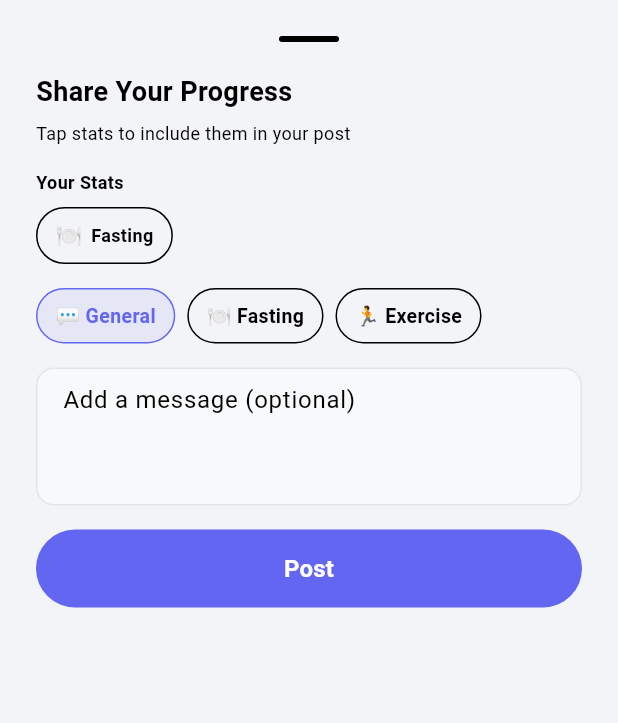
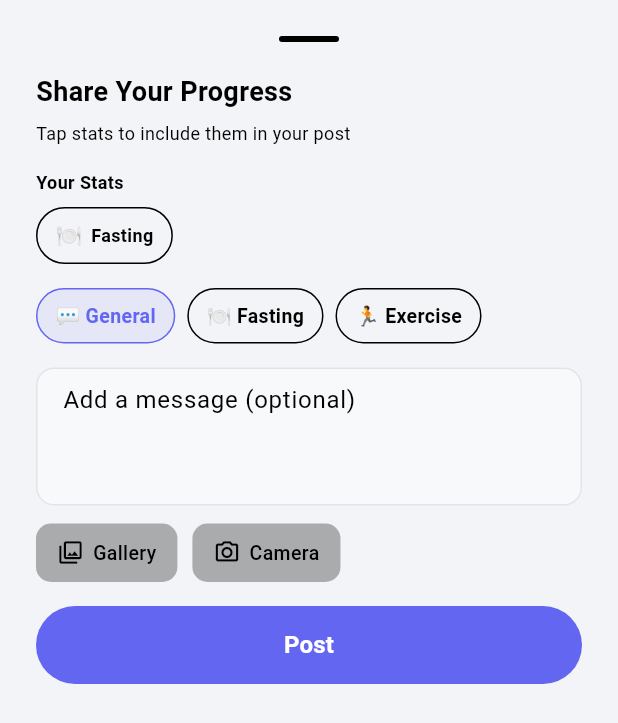
Before and after one commit to dmlza/fasting_furious, a Flutter app: the _CreatePostSheet widget shown alone on an empty page, opened directly, on a phone screen of 412 x 824 dp. Shown: the top 723 px of the screen. Run offline on Flutter 3.47's test engine with Material 3 defaults, Android fonts, the phone set to English and light mode, and no system bars; our stand-ins replace fl_chart, flutter_riverpod, image_picker, shared_preferences, supabase_flutter; accounts and stored records are empty.

Commit message:
Add image posting - camera/gallery picker with Supabase Storage upload

```diff
--- a/lib/main.dart
+++ b/lib/main.dart
@@ -1,4 +1,6 @@
 import 'package:flutter/material.dart';
+import 'dart:io';
+import 'package:image_picker/image_picker.dart';
 import 'package:flutter_riverpod/flutter_riverpod.dart';
 import 'package:supabase_flutter/supabase_flutter.dart';
 import 'config/theme.dart';
@@ -213,11 +215,55 @@ class _CreatePostSheetState extends ConsumerState<_CreatePostSheet> {
   bool _shareSmoking = false;
   bool _shareSugar = false;
   bool _shareExercise = false;
+  File? _selectedImage;
+  bool _uploadingImage = false;
+
+  final _picker = ImagePicker();
 
   @override
   void dispose() {
     _controller.dispose();
     super.dispose();
+  }
+
+  Future<void> _pickImage(ImageSource source) async {
+    try {
+      final picked = await _picker.pickImage(source: source, maxWidth: 1080, imageQuality: 80);
+      if (picked != null) {
+        setState(() => _selectedImage = File(picked.path));
+      }
+    } catch (e) {
+      if (mounted) {
+        ScaffoldMessenger.of(context).showSnackBar(
+          SnackBar(content: Text('Failed to pick image: $e')),
+        );
+      }
+    }
+  }
+
+  Future<String?> _uploadImage(String userId) async {
+    if (_selectedImage == null) return null;
+    setState(() => _uploadingImage = true);
+    try {
+      final ext = _selectedImage!.path.split('.').last;
+      final path = '$userId/${DateTime.now().millisecondsSinceEpoch}.$ext';
+      await ref.read(supabaseServiceProvider).client.storage
+          .from('post-images')
+          .upload(path, _selectedImage!);
+      final url = ref.read(supabaseServiceProvider).client.storage
+          .from('post-images')
+          .getPublicUrl(path);
+      return url;
+    } catch (e) {
+      if (mounted) {
+        ScaffoldMessenger.of(context).showSnackBar(
+          SnackBar(content: Text('Failed to upload image: $e')),
+        );
+      }
+      return null;
+    } finally {
+      if (mounted) setState(() => _uploadingImage = false);
+    }
   }
 
   String _buildContent() {
@@ -328,6 +374,52 @@ class _CreatePostSheetState extends ConsumerState<_CreatePostSheet> {
               maxLines: 3,
               decoration: const InputDecoration(hintText: "Add a message (optional)"),
             ),
+            const SizedBox(height: 12),
+
+            // Image preview + picker
+            if (_selectedImage != null)
+              Stack(
+                children: [
+                  ClipRRect(
+                    borderRadius: BorderRadius.circular(12),
+                    child: Image.file(_selectedImage!, height: 160, width: double.infinity, fit: BoxFit.cover),
+                  ),
+                  Positioned(
+                    top: 8, right: 8,
+                    child: GestureDetector(
+                      onTap: () => setState(() => _selectedImage = null),
+                      child: Container(
+                        padding: const EdgeInsets.all(4),
+                        decoration: BoxDecoration(color: Colors.black54, borderRadius: BorderRadius.circular(20)),
+                        child: const Icon(Icons.close, color: Colors.white, size: 18),
+                      ),
+                    ),
+                  ),
+                  if (_uploadingImage)
+                    Positioned.fill(
+                      child: Container(
+                        decoration: BoxDecoration(color: Colors.black38, borderRadius: BorderRadius.circular(12)),
+                        child: const Center(child: CircularProgressIndicator(color: Colors.white, strokeWidth: 2)),
+                      ),
+                    ),
+                ],
+              )
+            else
+              Row(
+                children: [
+                  _ImagePickerButton(
+                    icon: Icons.photo_library_outlined,
+                    label: 'Gallery',
+                    onTap: () => _pickImage(ImageSource.gallery),
+                  ),
+                  const SizedBox(width: 10),
+                  _ImagePickerButton(
+                    icon: Icons.camera_alt_outlined,
+                    label: 'Camera',
+                    onTap: () => _pickImage(ImageSource.camera),
+                  ),
+                ],
+              ),
             const SizedBox(height: 16),
             SizedBox(
               width: double.infinity,
@@ -349,10 +441,15 @@ class _CreatePostSheetState extends ConsumerState<_CreatePostSheet> {
                               }
                       setState(() => _loading = true);
                       try {
+                        String? imageUrl;
+                        if (_selectedImage != null) {
+                          imageUrl = await _uploadImage(user.id);
+                        }
                         await ref.read(supabaseServiceProvider).createPost(
                           user.id,
                           type: _selectedType,
                           content: content.trim(),
+                          imageUrl: imageUrl,
                         );
                                 if (mounted) {
                                   Navigator.of(context).pop();
@@ -468,3 +565,37 @@ class _TypeChip extends StatelessWidget {
     );
   }
 }
+
+class _ImagePickerButton extends StatelessWidget {
+  final IconData icon;
+  final String label;
+  final VoidCallback onTap;
+
+  const _ImagePickerButton({
+    required this.icon,
+    required this.label,
+    required this.onTap,
+  });
+
+  @override
+  Widget build(BuildContext context) {
+    return GestureDetector(
+      onTap: onTap,
+      child: Container(
+        padding: const EdgeInsets.symmetric(horizontal: 14, vertical: 10),
+        decoration: BoxDecoration(
+          color: Theme.of(context).dividerColor.withValues(alpha: 0.3),
+          borderRadius: BorderRadius.circular(10),
+        ),
+        child: Row(
+          mainAxisSize: MainAxisSize.min,
+          children: [
+            Icon(icon, size: 18, color: Theme.of(context).textTheme.bodySmall?.color),
+            const SizedBox(width: 6),
+            Text(label, style: TextStyle(fontSize: 13, fontWeight: FontWeight.w500, color: Theme.of(context).textTheme.bodySmall?.color)),
+          ],
+        ),
+      ),
+    );
+  }
+}
--- a/pubspec.yaml
+++ b/pubspec.yaml
@@ -14,6 +14,7 @@ dependencies:
   flutter_riverpod: ^2.6.1
   shared_preferences: ^2.3.4
   fl_chart: ^0.70.2
+  image_picker: ^1.1.2
 
 dev_dependencies:
   flutter_test:
```
Also changed, not shown: lib/screens/profile_screen.dart (+19 -0 lines), pubspec.lock. Lines whose indentation alone changed are shown as unchanged.
